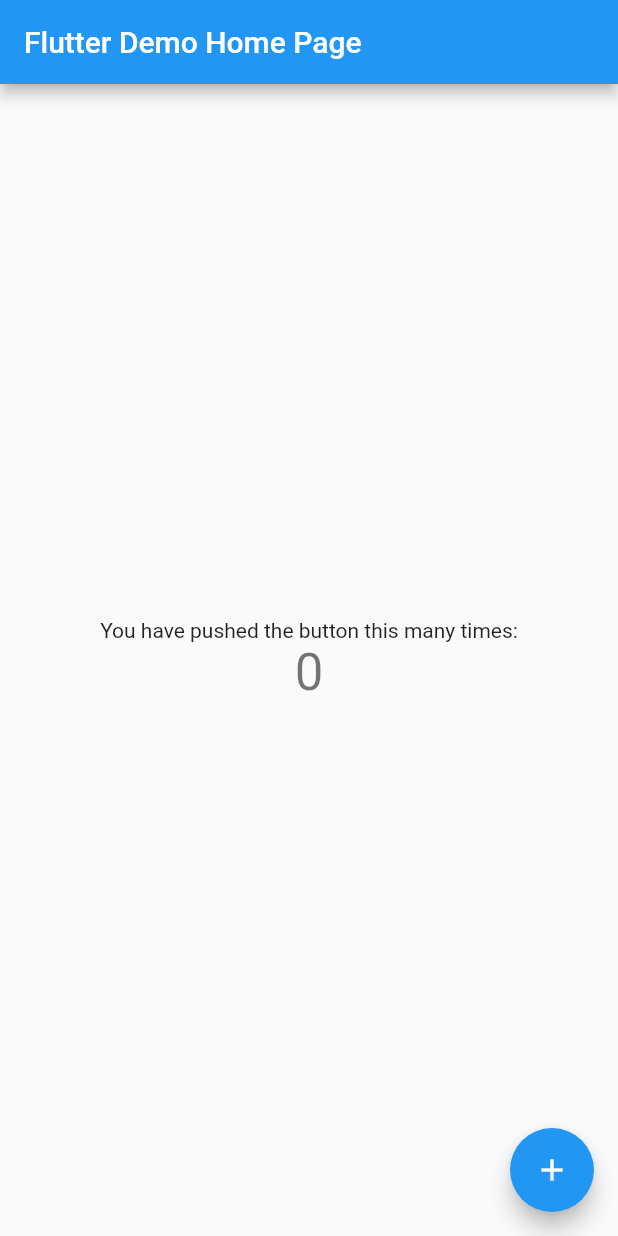
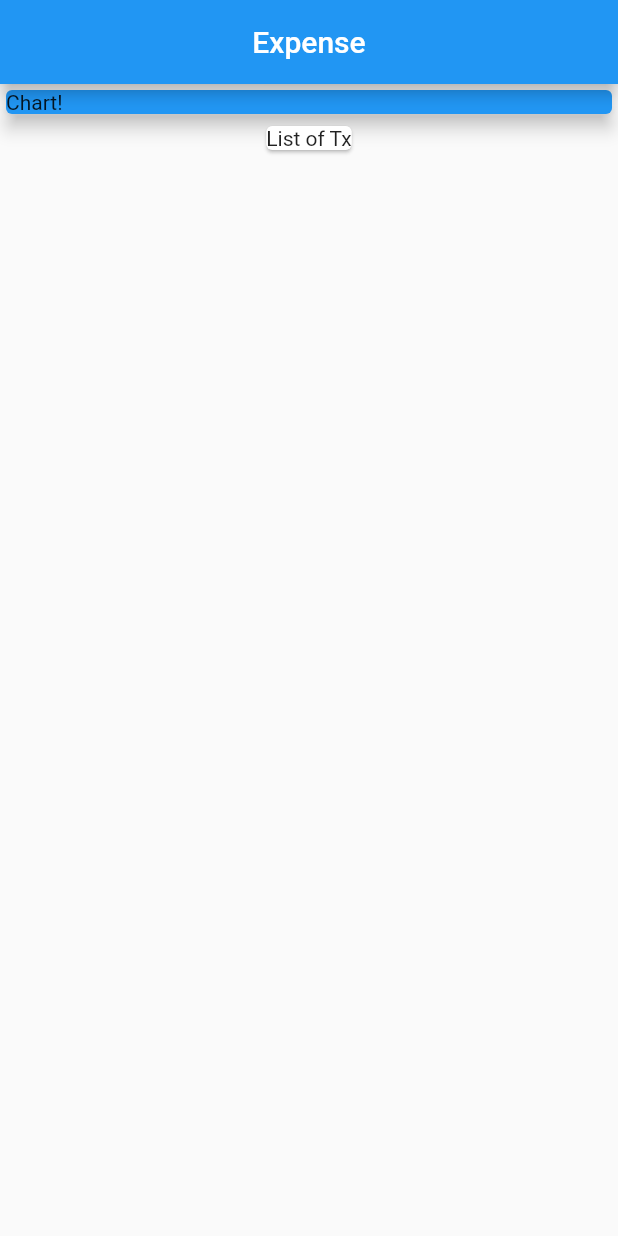
Before and after one commit to RaazKetan/Expense_Tracker, a Flutter app: the screen it shows after launch, on a phone screen of 412 x 824 dp. Run offline on Flutter 3.47's test engine with Material 2 defaults, Android fonts, the phone set to English and light mode, and no system bars.

Commit message:
Changes in README.md and Look of main.dart

```diff
--- a/lib/main.dart
+++ b/lib/main.dart
@@ -1,115 +1,45 @@
 import 'package:flutter/material.dart';
 
-void main() {
-  runApp(const MyApp());
-}
+void main()=>runApp(MyApp());
 
 class MyApp extends StatelessWidget {
-  const MyApp({super.key});
+  // const ({Key? key}) : super(key: key);
 
-  // This widget is the root of your application.
   @override
   Widget build(BuildContext context) {
     return MaterialApp(
-      title: 'Flutter Demo',
-      theme: ThemeData(
-        // This is the theme of your application.
-        //
-        // Try running your application with "flutter run". You'll see the
-        // application has a blue toolbar. Then, without quitting the app, try
-        // changing the primarySwatch below to Colors.green and then invoke
-        // "hot reload" (press "r" in the console where you ran "flutter run",
-        // or simply save your changes to "hot reload" in a Flutter IDE).
-        // Notice that the counter didn't reset back to zero; the application
-        // is not restarted.
-        primarySwatch: Colors.blue,
-      ),
-      home: const MyHomePage(title: 'Flutter Demo Home Page'),
+    title: 'Expense Tracker',
+    home: MyHomePage(),
     );
   }
 }
-
-class MyHomePage extends StatefulWidget {
-  const MyHomePage({super.key, required this.title});
-
-  // This widget is the home page of your application. It is stateful, meaning
-  // that it has a State object (defined below) that contains fields that affect
-  // how it looks.
-
-  // This class is the configuration for the state. It holds the values (in this
-  // case the title) provided by the parent (in this case the App widget) and
-  // used by the build method of the State. Fields in a Widget subclass are
-  // always marked "final".
-
-  final String title;
-
-  @override
-  State<MyHomePage> createState() => _MyHomePageState();
-}
-
-class _MyHomePageState extends State<MyHomePage> {
-  int _counter = 0;
-
-  void _incrementCounter() {
-    setState(() {
-      // This call to setState tells the Flutter framework that something has
-      // changed in this State, which causes it to rerun the build method below
-      // so that the display can reflect the updated values. If we changed
-      // _counter without calling setState(), then the build method would not be
-      // called again, and so nothing would appear to happen.
-      _counter++;
-    });
-  }
+class MyHomePage extends StatelessWidget {
+  // const MyHomePage({Key? key}) : super(key: key);
 
   @override
   Widget build(BuildContext context) {
-    // This method is rerun every time setState is called, for instance as done
-    // by the _incrementCounter method above.
-    //
-    // The Flutter framework has been optimized to make rerunning build methods
-    // fast, so that you can just rebuild anything that needs updating rather
-    // than having to individually change instances of widgets.
     return Scaffold(
     appBar: AppBar(
-        // Here we take the value from the MyHomePage object that was created by
-        // the App.build method, and use it to set our appbar title.
-        title: Text(widget.title),
+    title: Center(
+      child: Text('Expense'),
     ),
-      body: Center(
-        // Center is a layout widget. It takes a single child and positions it
-        // in the middle of the parent.
-        child: Column(
-          // Column is also a layout widget. It takes a list of children and
-          // arranges them vertically. By default, it sizes itself to fit its
-          // children horizontally, and tries to be as tall as its parent.
-          //
-          // Invoke "debug painting" (press "p" in the console, choose the
-          // "Toggle Debug Paint" action from the Flutter Inspector in Android
-          // Studio, or the "Toggle Debug Paint" command in Visual Studio Code)
-          // to see the wireframe for each widget.
-          //
-          // Column has various properties to control how it sizes itself and
-          // how it positions its children. Here we use mainAxisAlignment to
-          // center the children vertically; the main axis here is the vertical
-          // axis because Columns are vertical (the cross axis would be
-          // horizontal).
-          mainAxisAlignment: MainAxisAlignment.center,
+    ),
+     body: Column(
        children: <Widget>[
-            const Text(
-              'You have pushed the button this many times:',
+         Container(
+           width: double.infinity,
+           child: const Card(
+             color: Colors.blue,
+             elevation: 5,
+             child:
+           Text('Chart!'),
            ),
-            Text(
-              '$_counter',
-              style: Theme.of(context).textTheme.headlineMedium,
+         ),
+         const Card(
+           child: Text('List of Tx'),
          ),
        ],
      ),
-      ),
-      floatingActionButton: FloatingActionButton(
-        onPressed: _incrementCounter,
-        tooltip: 'Increment',
-        child: const Icon(Icons.add),
-      ), // This trailing comma makes auto-formatting nicer for build methods.
     );
   }
 }
```
Also changed, not shown: 1 other file. Lines whose indentation alone changed are shown as unchanged.
